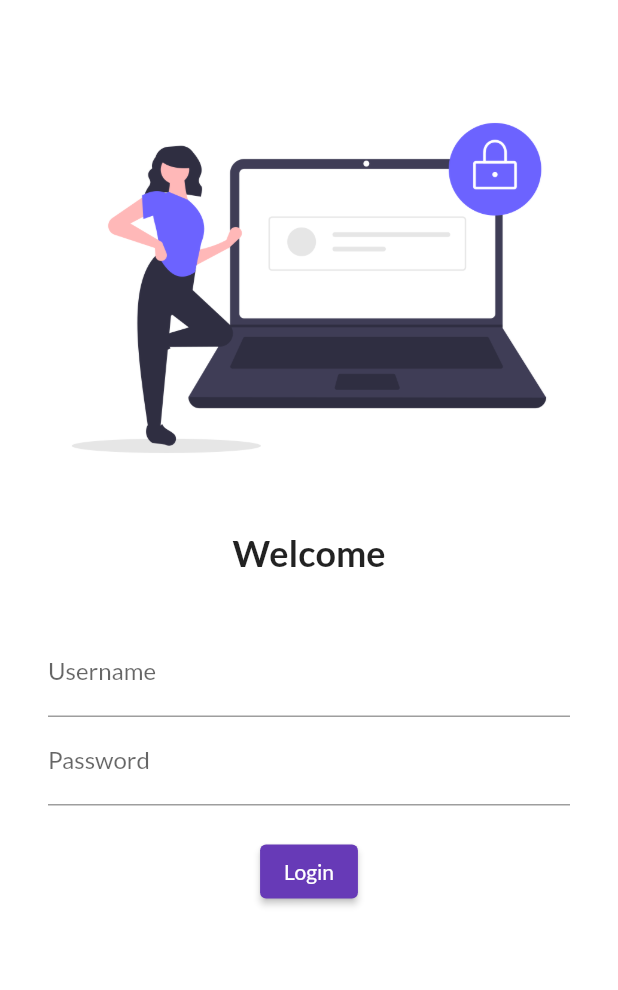
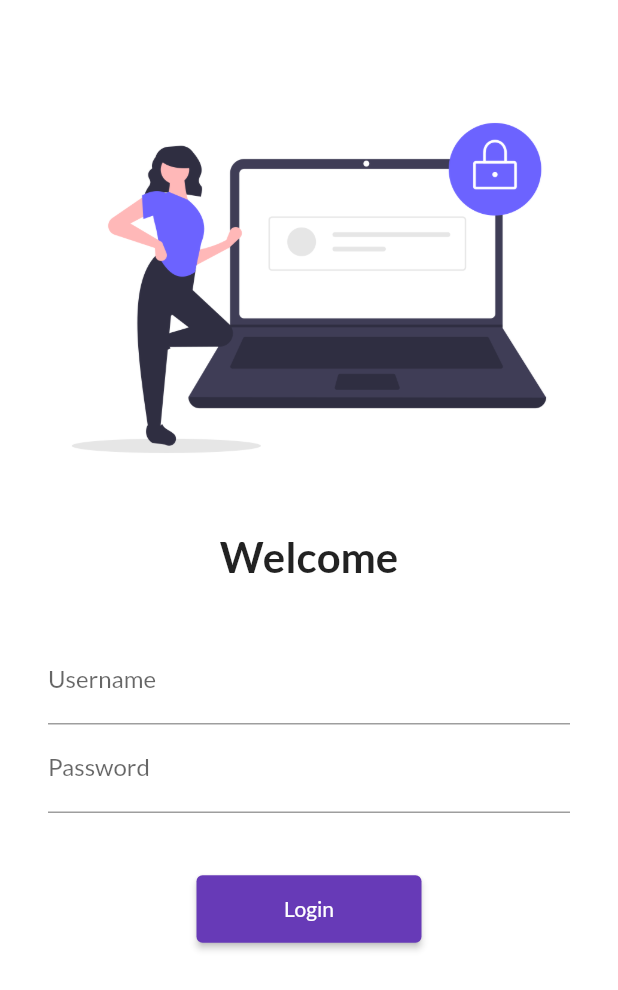
Before and after one commit to Aftaab25/flutter_catalog, a Flutter app: the screen it shows after launch, on a phone screen of 412 x 824 dp. Shown: the top 990 px of the screen. Run offline on Flutter 3.47's test engine with Material 2 defaults, Android fonts, the phone set to English and light mode, and no system bars; our stand-ins replace google_fonts.

Commit message:
day 5 completed

```diff
--- a/lib/main.dart
+++ b/lib/main.dart
@@ -1,6 +1,7 @@
 import 'package:flutter/material.dart';
 import 'package:flutter_catalog/pages/home_page.dart';
 import 'package:flutter_catalog/pages/login_page.dart';
+import 'package:flutter_catalog/utils/routes.dart';
 import 'package:google_fonts/google_fonts.dart';
 
 void main() {
@@ -24,8 +25,8 @@ class MyApp extends StatelessWidget {
       // initialRoute: "/home",
       routes: {
         "/": (context) => LoginPage(),
-        "/home": (context) => HomePage(),
-        "/login": (context) => LoginPage(),
+        MyRoutes.homeRoute: (context) => HomePage(),
+        MyRoutes.loginRoute: (context) => LoginPage(),
       },
     );
   }
--- a/lib/pages/login_page.dart
+++ b/lib/pages/login_page.dart
@@ -1,10 +1,12 @@
 import 'package:flutter/material.dart';
+import 'package:flutter_catalog/utils/routes.dart';
 
 class LoginPage extends StatelessWidget {
   @override
   Widget build(BuildContext context) {
     return Material(
       color: Colors.white,
+      child: SingleChildScrollView(
         child: Column(
           children: [
             const SizedBox(
@@ -20,7 +22,7 @@ class LoginPage extends StatelessWidget {
             const Text(
               "Welcome",
               style: TextStyle(
-              fontSize: 24,
+                fontSize: 28,
                 fontWeight: FontWeight.bold,
               ),
             ),
@@ -50,12 +52,15 @@ class LoginPage extends StatelessWidget {
                     ),
                   ),
                   const SizedBox(
-                  height: 20,
+                    height: 40,
                   ),
                   ElevatedButton(
                     onPressed: () {
-                    print("login Successful!");
+                      Navigator.pushNamed(context, MyRoutes.homeRoute);
                     },
+                    style: TextButton.styleFrom(
+                      minimumSize: const Size(150, 45),
+                    ),
                     child: const Text("Login"),
                   )
                 ],
@@ -63,6 +68,7 @@ class LoginPage extends StatelessWidget {
             )
           ],
         ),
+      ),
     );
   }
 }
--- /dev/null
+++ b/lib/utils/routes.dart
@@ -0,0 +1,4 @@
+class MyRoutes {
+  static String loginRoute = "/login";
+  static String homeRoute = "/home";
+}
```
Lines whose indentation alone changed are shown as unchanged.
